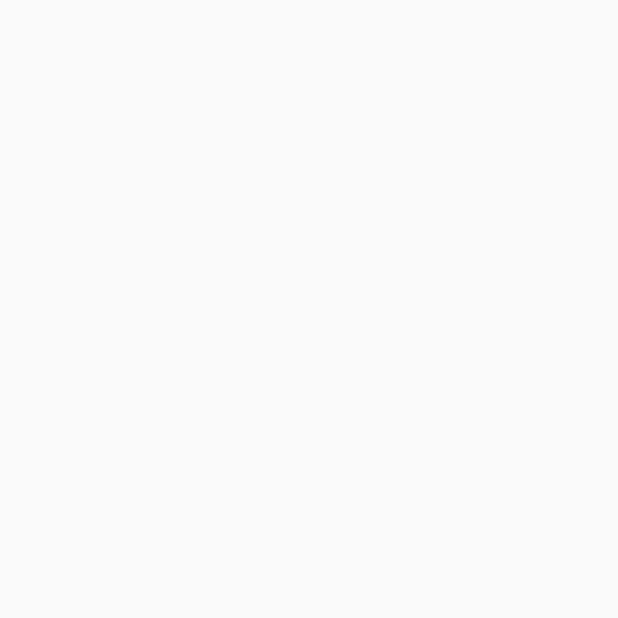
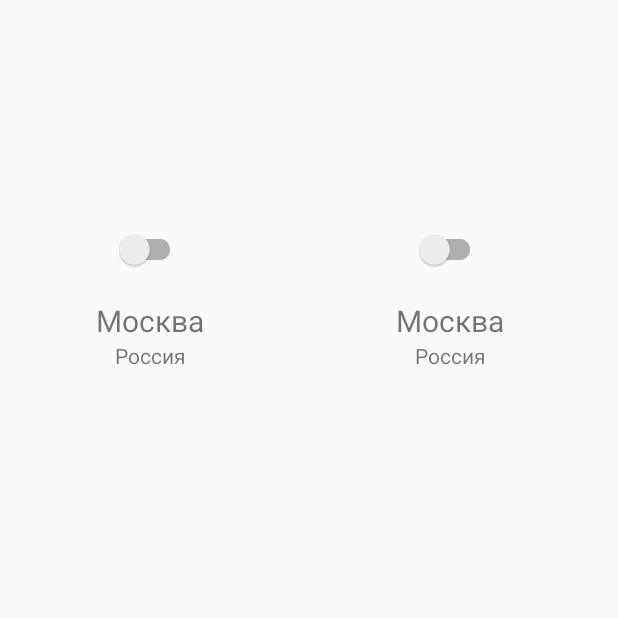
Before and after one commit to Nickitor/XMLComposeMastersWork, an Android app built with Jetpack Compose: the XMLActivity screen opened directly, with no data from a screen before it, on a phone screen of 412 x 824 dp, the top half of it. Before the commit the part shown is empty. Run offline under Robolectric (Android 15) with nearby library versions, the phone set to English and light mode, and no system bars.

Commit message:
Добавлен список городов

```diff
--- a/app/build.gradle
+++ b/app/build.gradle
@@ -35,6 +35,7 @@ android {
     }
     buildFeatures {
         compose true
+        viewBinding true
     }
     composeOptions {
         kotlinCompilerExtensionVersion '1.2.0'
@@ -63,4 +64,6 @@ dependencies {
     androidTestImplementation "androidx.compose.ui:ui-test-junit4:$compose_ui_version"
     debugImplementation "androidx.compose.ui:ui-tooling:$compose_ui_version"
     debugImplementation "androidx.compose.ui:ui-test-manifest:$compose_ui_version"
+
+    implementation 'com.github.bumptech.glide:glide:4.15.1'
 }
--- a/app/src/main/AndroidManifest.xml
+++ b/app/src/main/AndroidManifest.xml
@@ -12,7 +12,7 @@
         android:theme="@style/Theme.XMLComposeMastersWork"
         tools:targetApi="31">
         <activity
-            android:name=".xml.XMLActivity"
+            android:name=".xml.presentation.ui.XMLActivity"
             android:exported="true">
             <intent-filter>
                 <action android:name="android.intent.action.MAIN" />
--- a/app/src/main/java/com/example/xmlcomposemasterswork/xml/XMLActivity.kt
+++ /dev/null
@@ -1,12 +0,0 @@
-package com.example.xmlcomposemasterswork.xml
-
-import androidx.appcompat.app.AppCompatActivity
-import android.os.Bundle
-import com.example.xmlcomposemasterswork.R
-
-class XMLActivity : AppCompatActivity() {
-    override fun onCreate(savedInstanceState: Bundle?) {
-        super.onCreate(savedInstanceState)
-        setContentView(R.layout.activity_xmlactivity)
-    }
-}
--- /dev/null
+++ b/app/src/main/java/com/example/xmlcomposemasterswork/xml/presentation/model/CityUIModel.kt
@@ -0,0 +1,9 @@
+package com.example.xmlcomposemasterswork.xml.presentation.model
+
+data class CityUIModel(
+    val id: String?,
+    val url: String?,
+    val city: String?,
+    val country: String?,
+    val description: String?
+)
--- /dev/null
+++ b/app/src/main/java/com/example/xmlcomposemasterswork/xml/presentation/ui/XMLActivity.kt
@@ -0,0 +1,33 @@
+package com.example.xmlcomposemasterswork.xml.presentation.ui
+
+import androidx.appcompat.app.AppCompatActivity
+import android.os.Bundle
+import com.example.xmlcomposemasterswork.R
+import com.example.xmlcomposemasterswork.databinding.ActivityXmlactivityBinding
+import com.example.xmlcomposemasterswork.xml.presentation.model.CityUIModel
+import com.example.xmlcomposemasterswork.xml.presentation.view.citylist.CityListAdapter
+
+class XMLActivity : AppCompatActivity() {
+
+    var _binding: ActivityXmlactivityBinding? = null
+    private val binding: ActivityXmlactivityBinding
+        get() = _binding!!
+
+    override fun onCreate(savedInstanceState: Bundle?) {
+        super.onCreate(savedInstanceState)
+        _binding = ActivityXmlactivityBinding.inflate(layoutInflater)
+        setContentView(binding.root)
+
+        val adapter = CityListAdapter()
+        adapter.submitList((1..10).map {
+            CityUIModel(
+                id = it.toString(),
+                url = "",
+                city = "Москва",
+                country = "Россия",
+                description = "Описание"
+            )
+        })
+        binding.rv.adapter = adapter
+    }
+}
--- /dev/null
+++ b/app/src/main/java/com/example/xmlcomposemasterswork/xml/presentation/view/citylist/CityItemDiffCallback.kt
@@ -0,0 +1,14 @@
+package com.example.xmlcomposemasterswork.xml.presentation.view.citylist
+
+import androidx.recyclerview.widget.DiffUtil
+import com.example.xmlcomposemasterswork.xml.presentation.model.CityUIModel
+
+class CityItemDiffCallback : DiffUtil.ItemCallback<CityUIModel>() {
+    override fun areItemsTheSame(oldItem: CityUIModel, newItem: CityUIModel): Boolean {
+        return oldItem.id == newItem.id
+    }
+
+    override fun areContentsTheSame(oldItem: CityUIModel, newItem: CityUIModel): Boolean {
+        return oldItem == newItem
+    }
+}
--- /dev/null
+++ b/app/src/main/java/com/example/xmlcomposemasterswork/xml/presentation/view/citylist/CityListAdapter.kt
@@ -0,0 +1,33 @@
+package com.example.xmlcomposemasterswork.xml.presentation.view.citylist
+
+import android.view.LayoutInflater
+import android.view.ViewGroup
+import androidx.recyclerview.widget.ListAdapter
+import com.example.xmlcomposemasterswork.R
+import com.example.xmlcomposemasterswork.xml.presentation.model.CityUIModel
+
+class CityListAdapter : ListAdapter<CityUIModel, CityViewHolder>(CityItemDiffCallback()) {
+
+    var onClickListener: ((CityUIModel) -> Unit)? = null
+    var onLongClickListener: ((CityUIModel) -> Unit)? = null
+
+    override fun onCreateViewHolder(parent: ViewGroup, viewType: Int): CityViewHolder {
+        return CityViewHolder(
+            LayoutInflater.from(parent.context).inflate(R.layout.item_city_card, parent, false)
+        )
+    }
+
+    override fun onBindViewHolder(holder: CityViewHolder, position: Int) {
+        with(holder) {
+            val data = getItem(position)
+            bind(data)
+            itemView.setOnLongClickListener {
+                onLongClickListener?.invoke(data)
+                true
+            }
+            itemView.setOnClickListener {
+                onClickListener?.invoke(data)
+            }
+        }
+    }
+}
--- /dev/null
+++ b/app/src/main/java/com/example/xmlcomposemasterswork/xml/presentation/view/citylist/CityViewHolder.kt
@@ -0,0 +1,19 @@
+package com.example.xmlcomposemasterswork.xml.presentation.view.citylist
+
+import android.view.View
+import android.widget.ImageView
+import android.widget.TextView
+import androidx.recyclerview.widget.RecyclerView
+import com.example.xmlcomposemasterswork.R
+import com.example.xmlcomposemasterswork.xml.presentation.model.CityUIModel
+
+class CityViewHolder(view: View) : RecyclerView.ViewHolder(view) {
+    private var url: ImageView = view.findViewById(R.id.ivImage)
+    private var city: TextView = view.findViewById(R.id.tvCity)
+    private var country: TextView = view.findViewById(R.id.tvCountry)
+
+    fun bind(data: CityUIModel) {
+        city.text = data.city
+        country.text = data.country
+    }
+}
--- a/app/src/main/res/layout/activity_xmlactivity.xml
+++ b/app/src/main/res/layout/activity_xmlactivity.xml
@@ -4,6 +4,17 @@
     xmlns:tools="http://schemas.android.com/tools"
     android:layout_width="match_parent"
     android:layout_height="match_parent"
-    tools:context=".xml.XMLActivity">
+    tools:context=".xml.presentation.ui.XMLActivity">
+
+    <androidx.recyclerview.widget.RecyclerView
+        android:id="@+id/rv"
+        android:layout_width="match_parent"
+        android:layout_height="wrap_content"
+        android:orientation="horizontal"
+        app:layoutManager="androidx.recyclerview.widget.LinearLayoutManager"
+        app:layout_constraintEnd_toEndOf="parent"
+        app:layout_constraintStart_toStartOf="parent"
+        app:layout_constraintTop_toTopOf="parent"
+        tools:listitem="@layout/item_city_card" />
 
 </androidx.constraintlayout.widget.ConstraintLayout>
--- /dev/null
+++ b/app/src/main/res/layout/item_city_card.xml
@@ -0,0 +1,77 @@
+<?xml version="1.0" encoding="utf-8"?>
+<androidx.constraintlayout.widget.ConstraintLayout xmlns:android="http://schemas.android.com/apk/res/android"
+    xmlns:app="http://schemas.android.com/apk/res-auto"
+    xmlns:tools="http://schemas.android.com/tools"
+    android:layout_width="wrap_content"
+    android:layout_height="wrap_content">
+
+    <com.google.android.material.imageview.ShapeableImageView
+        android:id="@+id/ivImage"
+        android:layout_width="200dp"
+        android:layout_height="200dp"
+        app:layout_constraintEnd_toEndOf="parent"
+        app:layout_constraintStart_toStartOf="parent"
+        app:layout_constraintTop_toTopOf="parent"
+        tools:srcCompat="@tools:sample/avatars" />
+
+    <View
+        android:id="@+id/vBackground"
+        android:layout_width="200dp"
+        android:layout_height="200dp"
+        android:alpha="0.8"
+        android:background="@color/black"
+        android:visibility="gone"
+        app:layout_constraintBottom_toBottomOf="@+id/ivImage"
+        app:layout_constraintEnd_toEndOf="@+id/ivImage"
+        app:layout_constraintStart_toStartOf="@+id/ivImage"
+        app:layout_constraintTop_toTopOf="@+id/ivImage"
+        tools:visibility="visible" />
+
+    <com.google.android.material.textview.MaterialTextView
+        android:id="@+id/tvDescription"
+        android:layout_width="0dp"
+        android:layout_height="0dp"
+        android:layout_margin="20dp"
+        android:ellipsize="end"
+        android:gravity="center"
+        android:textColor="@color/white"
+        android:textSize="20sp"
+        android:visibility="gone"
+        app:layout_constraintBottom_toBottomOf="@+id/ivImage"
+        app:layout_constraintEnd_toEndOf="@+id/ivImage"
+        app:layout_constraintStart_toStartOf="@+id/ivImage"
+        app:layout_constraintTop_toTopOf="@+id/ivImage"
+        tools:text="Описание"
+        tools:visibility="visible" />
+
+    <com.google.android.material.switchmaterial.SwitchMaterial
+        android:id="@+id/sm"
+        android:layout_width="wrap_content"
+        android:layout_height="wrap_content"
+        android:layout_marginBottom="20dp"
+        app:layout_constraintBottom_toTopOf="@+id/tvCity"
+        app:layout_constraintEnd_toEndOf="@+id/ivImage"
+        app:layout_constraintStart_toStartOf="@+id/ivImage" />
+
+    <com.google.android.material.textview.MaterialTextView
+        android:id="@+id/tvCity"
+        android:layout_width="wrap_content"
+        android:layout_height="wrap_content"
+        android:textSize="20sp"
+        app:layout_constraintEnd_toEndOf="parent"
+        app:layout_constraintStart_toStartOf="parent"
+        app:layout_constraintTop_toBottomOf="@+id/ivImage"
+        tools:text="Москва" />
+
+    <com.google.android.material.textview.MaterialTextView
+        android:id="@+id/tvCountry"
+        android:layout_width="wrap_content"
+        android:layout_height="wrap_content"
+        android:textSize="14sp"
+        app:layout_constraintBottom_toBottomOf="parent"
+        app:layout_constraintEnd_toEndOf="parent"
+        app:layout_constraintStart_toStartOf="parent"
+        app:layout_constraintTop_toBottomOf="@+id/tvCity"
+        tools:text="Москва" />
+
+</androidx.constraintlayout.widget.ConstraintLayout>
```
